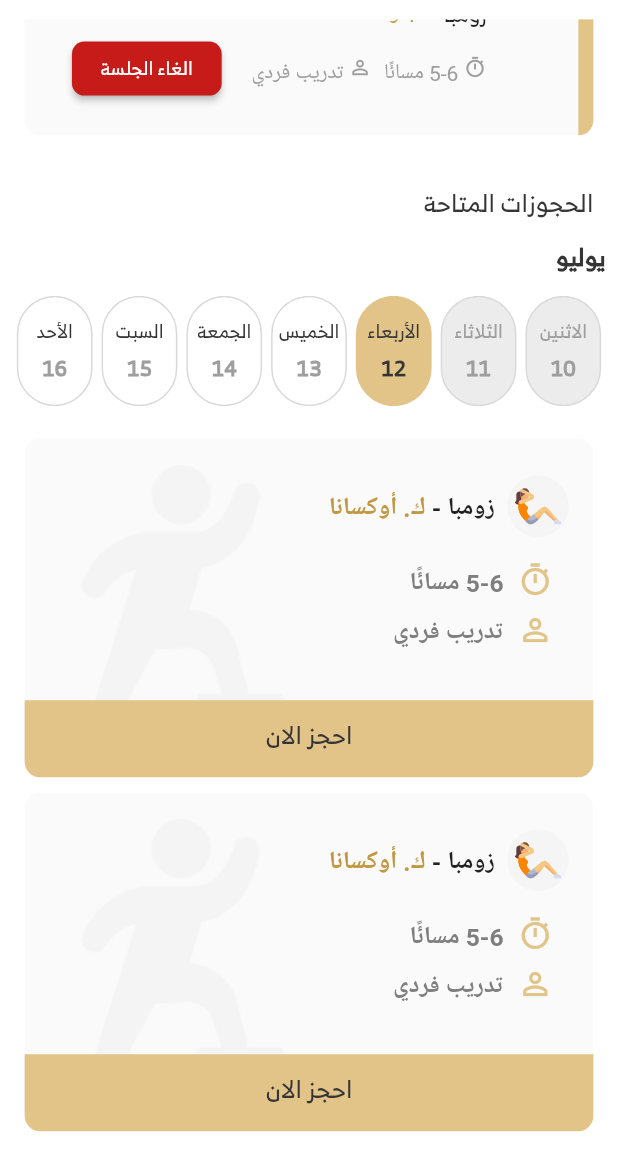
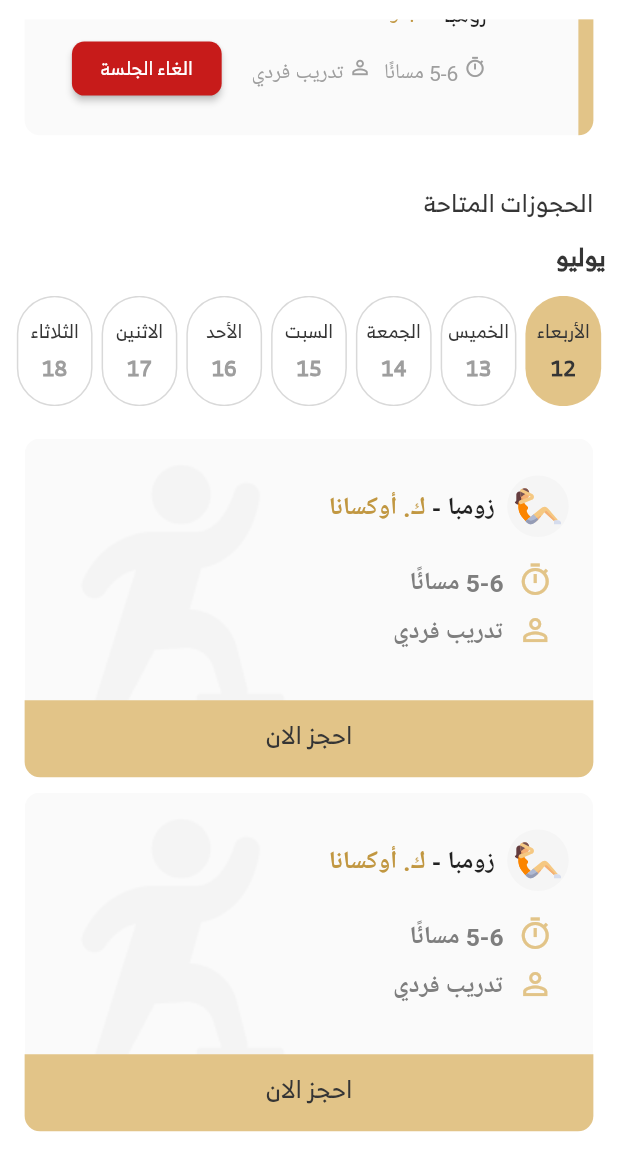
Before and after one commit to HodaTabasi/Naz_gem, a Flutter app: the BookingScreen screen opened directly, scrolled down 302 dp, on a phone screen of 412 x 824 dp, the part 73-1236 px from its top. Run offline on Flutter 3.47's test engine with Material 2 defaults, Android fonts, the phone set to English and light mode, and no system bars; drawn by our look-alikes of carousel_slider; our stand-ins replace flutter_screenutil, flutter_svg, get, qr_flutter, youtube_player_flutter; project files that could hold a hidden picture were left out.

```diff
--- a/lib/features/booking/ui/widget/horizontal_week_calendar.dart
+++ b/lib/features/booking/ui/widget/horizontal_week_calendar.dart
@@ -120,10 +120,12 @@ class _HorizontalWeekCalendarState extends State<HorizontalWeekCalendar> {
     // listOfWeeks.add(currentWeek);
 
     final date = DateTime.now();
-
-    DateTime startOfCurrentWeek = widget.weekStartFrom == WeekStartFrom.Monday
-        ? getDate(date.subtract(Duration(days: date.weekday - 1)))
-        : getDate(date.subtract(Duration(days: date.weekday % 7)));
+// هاد عشان كل يوم يبدا الاسبوع من التاريخ الحالي ويحسب الحسبة بتعته
+    DateTime startOfCurrentWeek = date;
+    //دي عشان احدد ابدا من اول اسبوع لاخره يظهر عندي سبوع كامل من بداية الاحد
+    // DateTime startOfCurrentWeek = widget.weekStartFrom == WeekStartFrom.Monday
+    //     ? getDate(date.subtract(Duration(days: date.weekday - 1)))
+    //     : getDate(date.subtract(Duration(days: date.weekday % 7)));
 
     currentWeek.add(startOfCurrentWeek);
     for (int index = 0; index < 6; index++) {
```
